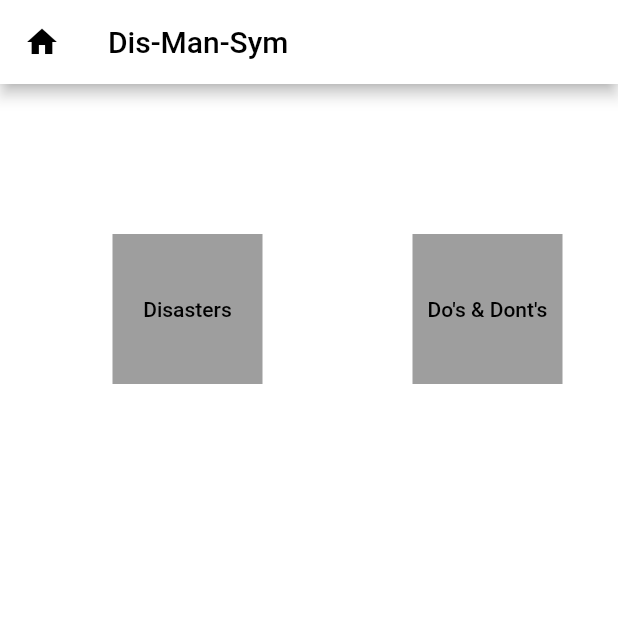
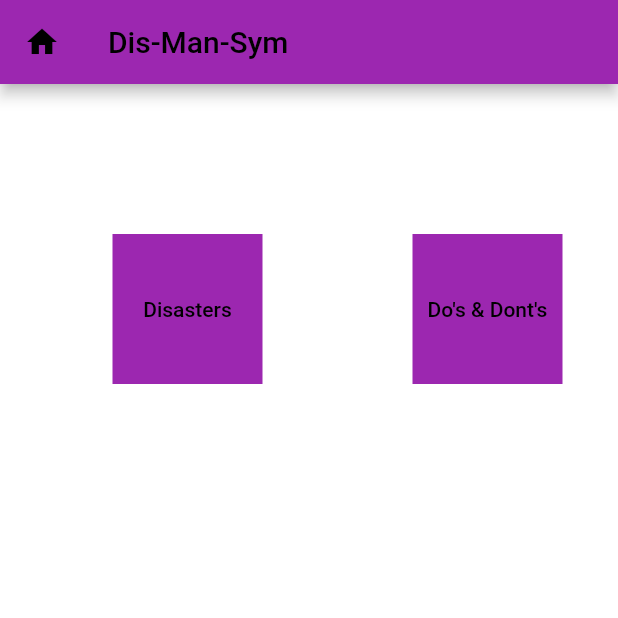
Before and after one commit to Rudalph/Flutter_pbl, a Flutter app: the screen it shows after launch, on a phone screen of 412 x 824 dp, the top half of it. Run offline on Flutter 3.47's test engine with Material 2 defaults, Android fonts, the phone set to English and light mode, and no system bars.

Commit message:
changed the color of buttom and appBar to purple

```diff
--- a/lib/main.dart
+++ b/lib/main.dart
@@ -1,7 +1,6 @@
 import 'package:flutter/material.dart';
 
-void main()
-{
+void main() {
   runApp(const MyApp());
 }
 
@@ -10,53 +9,51 @@ class MyApp extends StatelessWidget {
 
   @override
   Widget build(BuildContext context) {
-    return MaterialApp
-      (
+    return MaterialApp(
       title: "Disaster Management System",
-         home: Scaffold
-           (
+      home: Scaffold(
           backgroundColor: Colors.white,
-           appBar: AppBar
-             (
-             title: Text("Dis-Man-Sym",style: TextStyle(color: Colors.black),),
-             backgroundColor: Colors.white,
-             leading: Icon(Icons.home, color: Colors.black,),
+          appBar: AppBar(
+            title: Text(
+              "Dis-Man-Sym",
+              style: TextStyle(color: Colors.black),
             ),
-
+            backgroundColor: Colors.purple,
+            leading: Icon(
+              Icons.home,
+              color: Colors.black,
+            ),
+          ),
           body: Row(
-             children:
-             [
-               Container
-                 (
-                 margin: EdgeInsets.only(top:100, left: 75),
-                 height:100,
+            children: [
+              Container(
+                margin: EdgeInsets.only(top: 100, left: 75),
+                height: 100,
                 width: 100,
-                 color: Colors.grey,
-                 child: TextButton
-                   (
+                color: Colors.purple,
+                child: TextButton(
                   onPressed: () {},
-                   child: Text("Disasters", style: TextStyle(color: Colors.black),),
+                  child: Text(
+                    "Disasters",
+                    style: TextStyle(color: Colors.black),
                   ),
-
                 ),
-
-               Container
-                 (
-                 margin: EdgeInsets.only(top:100, left: 100),
-                 height:100,
+              ),
+              Container(
+                margin: EdgeInsets.only(top: 100, left: 100),
+                height: 100,
                 width: 100,
-                 color: Colors.grey,
-                 child: TextButton
-                   (
+                color: Colors.purple,
+                child: TextButton(
                   onPressed: () {},
-                   child: Text("Do's & Dont's", style: TextStyle(color: Colors.black),),
+                  child: Text(
+                    "Do's & Dont's",
+                    style: TextStyle(color: Colors.black),
                   ),
-
                 ),
-
+              ),
             ],
-           )
-         ),
+          )),
     );
   }
 }
```
Also changed, not shown: pubspec.lock, 1 other file. Lines whose indentation alone changed are shown as unchanged.
